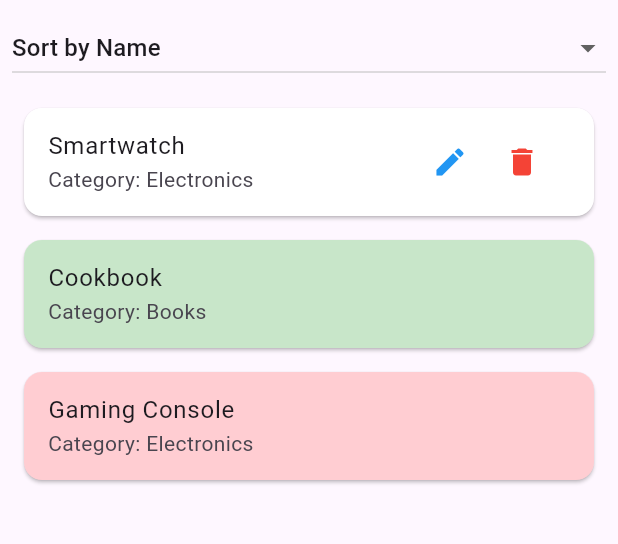
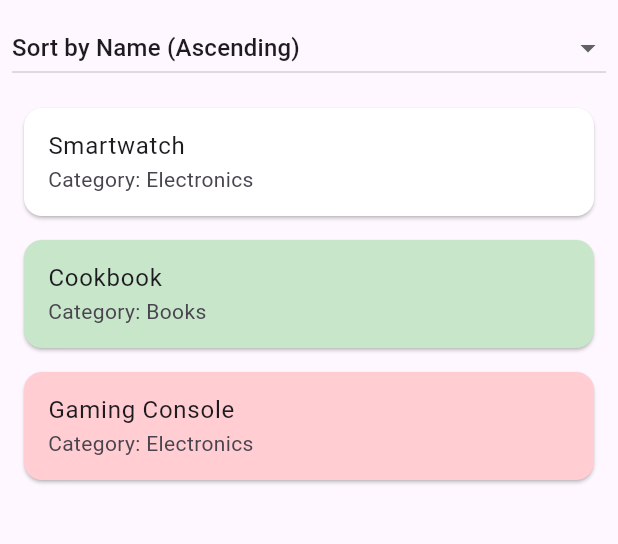
Before and after one commit to habibayasserr/HedieatyApp, a Flutter app: the GiftListView screen opened directly with empty values, on a phone screen of 412 x 824 dp, the part 84-628 px from its top. Run offline on Flutter 3.47's test engine with Material 3 defaults, Android fonts, the phone set to English and light mode, and no system bars; our stand-ins replace cloud_firestore, firebase_auth; accounts and stored records are empty.

Commit message:
Fixed the sorting function in the gift list page to match the criteria

```diff
--- a/lib/views/gift_list_view.dart
+++ b/lib/views/gift_list_view.dart
@@ -1,11 +1,11 @@
 import 'package:flutter/material.dart';
 import '../models/gift_model.dart';
+import '../models/event_model.dart';
 import '../widgets/custom_header.dart';
 import 'gift_details_view.dart';
-import '../models/event_model.dart';
 
 class GiftListView extends StatefulWidget {
-  final Event event; // Pass the associated event
+  final Event event;
 
   const GiftListView({Key? key, required this.event}) : super(key: key);
 
@@ -38,18 +38,24 @@ class _GiftListViewState extends State<GiftListView> {
     ),
   ];
 
-  String selectedSortOption = 'Sort by Name';
+  String selectedSortOption = 'Sort by Name (Ascending)';
 
   void _sortGifts() {
     switch (selectedSortOption) {
-      case 'Sort by Name':
+      case 'Sort by Name (Ascending)':
         gifts.sort((a, b) => a.name.compareTo(b.name));
+        break;
+      case 'Sort by Name (Descending)':
+        gifts.sort((a, b) => b.name.compareTo(a.name));
+        break;
+      case 'Sort by Price (Low to High)':
+        gifts.sort((a, b) => a.price.compareTo(b.price));
+        break;
+      case 'Sort by Price (High to Low)':
+        gifts.sort((a, b) => b.price.compareTo(a.price));
         break;
       case 'Sort by Category':
         gifts.sort((a, b) => a.category.compareTo(b.category));
-        break;
-      case 'Sort by Price':
-        gifts.sort((a, b) => a.price.compareTo(b.price));
         break;
     }
   }
@@ -74,9 +80,11 @@ class _GiftListViewState extends State<GiftListView> {
             child: DropdownButton<String>(
               value: selectedSortOption,
               items: [
-                'Sort by Name',
+                'Sort by Name (Ascending)',
+                'Sort by Name (Descending)',
+                'Sort by Price (Low to High)',
+                'Sort by Price (High to Low)',
                 'Sort by Category',
-                'Sort by Price',
               ].map((sortOption) {
                 return DropdownMenuItem(
                   value: sortOption,
@@ -100,7 +108,6 @@ class _GiftListViewState extends State<GiftListView> {
               itemCount: gifts.length,
               itemBuilder: (context, index) {
                 final gift = gifts[index];
-                // Change card color based on gift status
                 final Color cardColor = gift.status == 'Purchased'
                     ? Colors.red[100]!
                     : gift.status == 'Pledged'
@@ -115,7 +122,6 @@ class _GiftListViewState extends State<GiftListView> {
                     title: Text(gift.name),
                     subtitle: Text('Category: ${gift.category}'),
                     onTap: () {
-                      // Navigate to Gift Details
                       Navigator.push(
                         context,
                         MaterialPageRoute(
@@ -123,34 +129,6 @@ class _GiftListViewState extends State<GiftListView> {
                         ),
                       );
                     },
-                    trailing: Row(
-                      mainAxisSize: MainAxisSize.min,
-                      children: [
-                        if (gift.status == 'Available')
-                          IconButton(
-                            icon: const Icon(Icons.edit, color: Colors.blue),
-                            onPressed: () {
-                              // Navigate to Gift Details for Editing
-                              Navigator.push(
-                                context,
-                                MaterialPageRoute(
-                                  builder: (context) =>
-                                      GiftDetailsView(gift: gift),
-                                ),
-                              );
-                            },
-                          ),
-                        if (gift.status == 'Available')
-                          IconButton(
-                            icon: const Icon(Icons.delete, color: Colors.red),
-                            onPressed: () {
-                              setState(() {
-                                gifts.removeAt(index);
-                              });
-                            },
-                          ),
-                      ],
-                    ),
                   ),
                 );
               },
```
